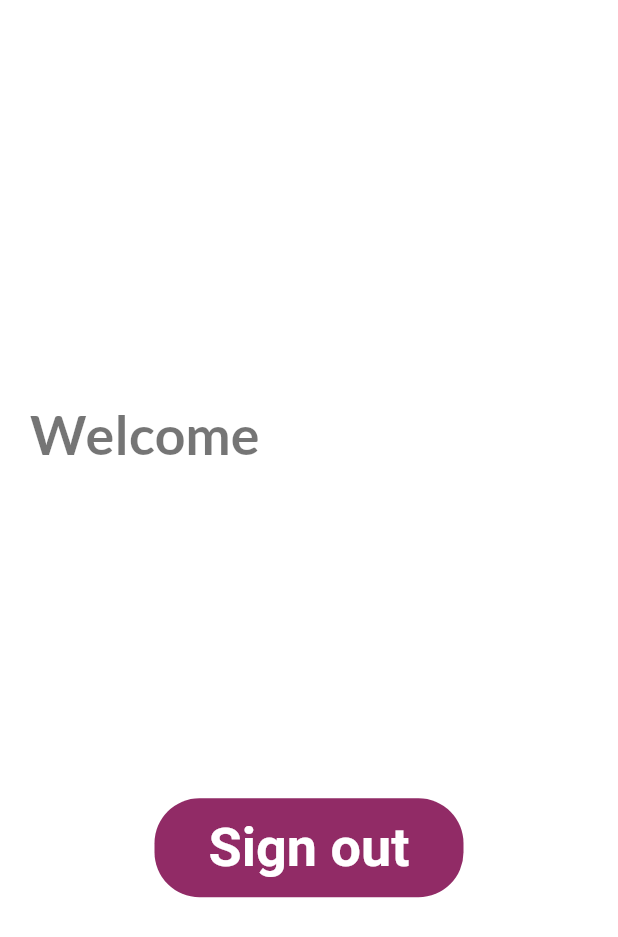
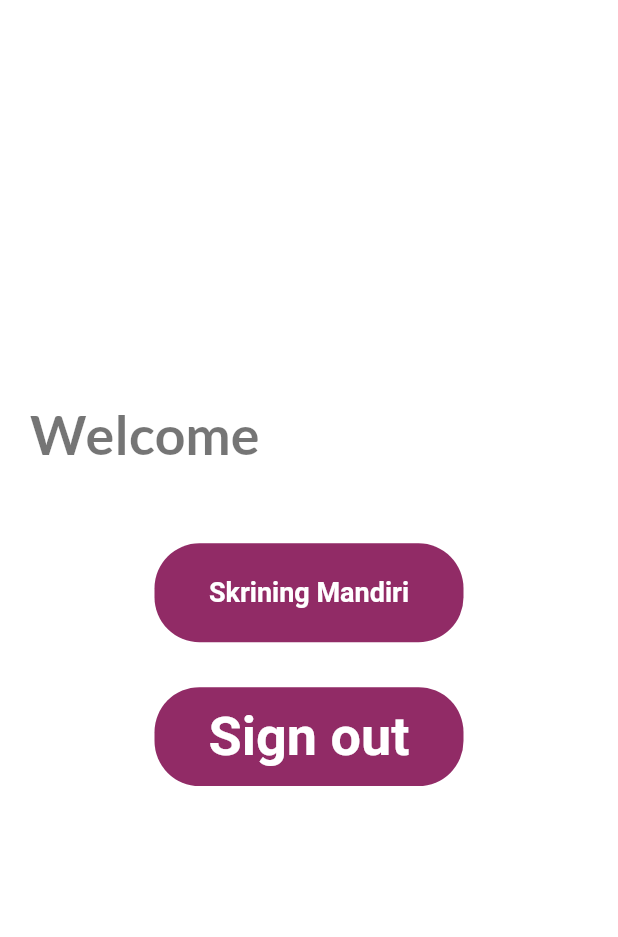
Before and after one commit to saskia-dwi-ulfah/HealthyIn, a Flutter app: the screen it shows once a user with an empty profile is signed in, on a phone screen of 412 x 824 dp. Shown: the top 937 px of the screen. Run offline on Flutter 3.47's test engine with Material 2 defaults, Android fonts, the light colour scheme and no system bars; our stand-ins replace firebase_auth, firebase_core, get, google_fonts, google_sign_in; accounts and stored records are empty; network calls fail.

```diff
--- a/healthyin/lib/screens/Login Page/healthyin_login_page.dart
+++ b/healthyin/lib/screens/Login Page/healthyin_login_page.dart
@@ -206,7 +206,7 @@ class _HealthyInLoginScreenState extends State<HealthyInLoginScreen> {
                 SizedBox(height: 5),
                 GestureDetector(
                   onTap: () {
-                    AuthController.instance.signInAndLogInWithGoogle();
+                    //AuthController.instance.signInAndLogInWithGoogle();
                   },
                   child: Container(
                       height: 37,
--- a/healthyin/lib/screens/Main Page/healthyin_main_page.dart
+++ b/healthyin/lib/screens/Main Page/healthyin_main_page.dart
@@ -1,6 +1,8 @@
 import 'package:flutter/material.dart';
+import 'package:get/get.dart';
 import 'package:google_fonts/google_fonts.dart';
 import 'package:healthyin/controller/auth_controller.dart';
+import 'package:healthyin/screens/Self%20Screening/screening_1.dart';
 
 class HealthyInMainPage extends StatelessWidget {
   String email;
@@ -41,7 +43,28 @@ class HealthyInMainPage extends StatelessWidget {
               ),
             ),
             SizedBox(
-              height: 200,
+              height: 30,
+            ),
+            GestureDetector(
+              onTap: () {
+                Get.to(FirstPageScreening());
+              },
+              child: Container(
+                  width: w * 0.5,
+                  height: h * 0.08,
+                  decoration: BoxDecoration(
+                      borderRadius: BorderRadius.circular(30),
+                      color: Color.fromARGB(1000, 134, 22, 87)),
+                  child: Center(
+                    child: Text("Skrining Mandiri",
+                        style: TextStyle(
+                            fontSize: 18,
+                            fontWeight: FontWeight.bold,
+                            color: Colors.white)),
+                  )),
+            ),
+            SizedBox(
+              height: 30,
             ),
             GestureDetector(
               onTap: () {
@@ -66,3 +89,7 @@ class HealthyInMainPage extends StatelessWidget {
         ));
   }
 }
+
+/*Question
+How to fetch argument from previous screen
+*/
--- a/healthyin/lib/screens/Self Screening/screening_1.dart
+++ b/healthyin/lib/screens/Self Screening/screening_1.dart
@@ -14,6 +14,10 @@ class FirstPageScreening extends StatefulWidget {
 class _FirstPageScreeningState extends State<FirstPageScreening> {
   @override
   Widget build(BuildContext context) {
-    return Container();
+    return Scaffold(
+      appBar: AppBar(
+        title: const Text('Halaman Pertama Screening'),
+      ),
+    );
   }
 }
--- a/healthyin/lib/screens/Signup Page/healthyin_signup_page.dart
+++ b/healthyin/lib/screens/Signup Page/healthyin_signup_page.dart
@@ -183,10 +183,10 @@ class HealthyInSignupScreen extends StatelessWidget {
                   style: GoogleFonts.lato(
                       fontSize: 16, color: Color.fromARGB(1000, 170, 170, 170)),
                 ),
-                SizedBox(height: 5), //Todo: tambahkan logo Google
+                SizedBox(height: 5),
                 GestureDetector(
                   onTap: () {
-                    AuthController.instance.signInAndLogInWithGoogle();
+                    //AuthController.instance.signInAndLogInWithGoogle();
                   },
                   child: Container(
                       height: 37,
```
Also changed, not shown: healthyin/lib/screens/Screening Result/recommendation_mild_moderate.dart (added), healthyin/lib/screens/Screening Result/recommendation_severe.dart (added).
